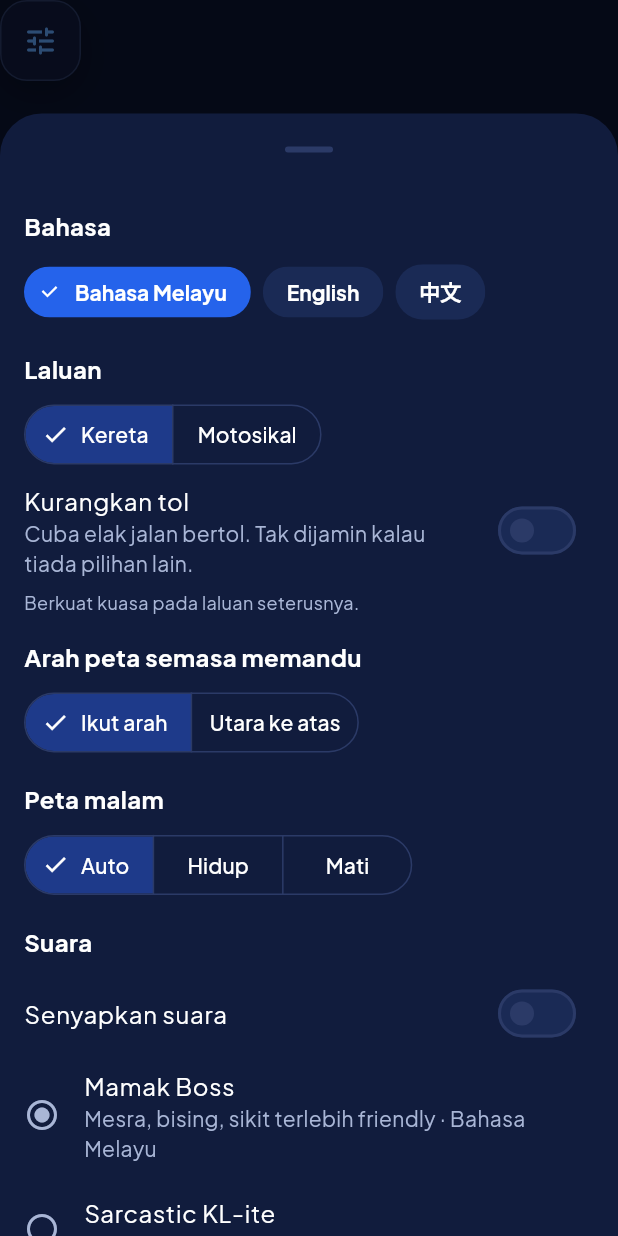
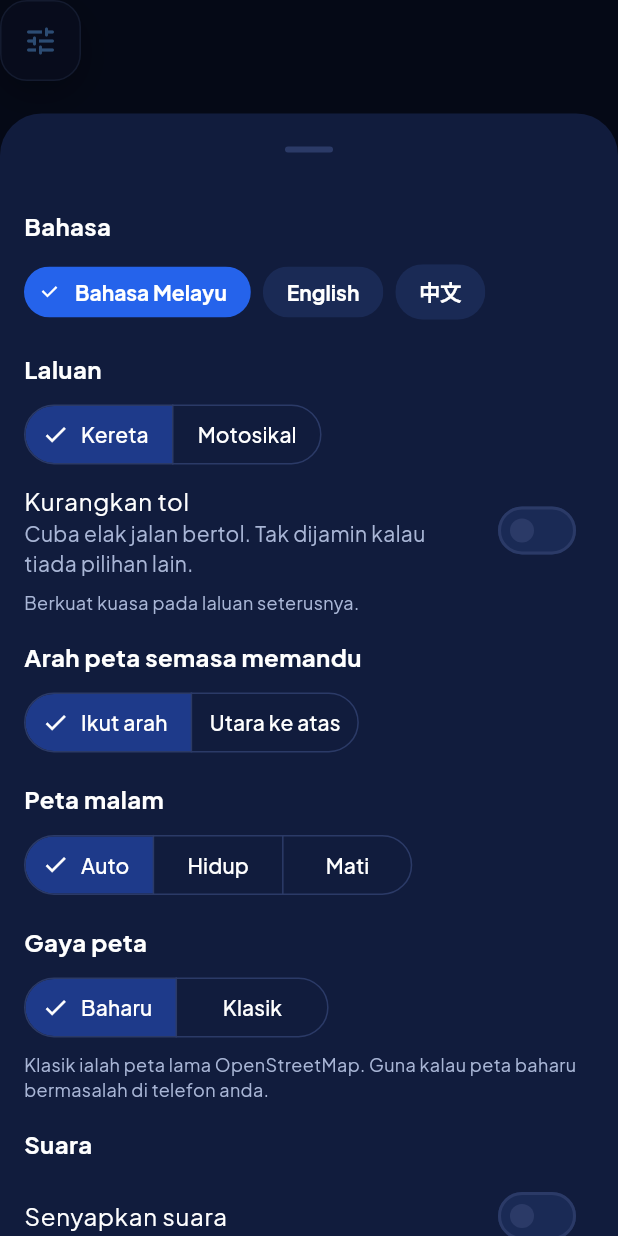
Before and after one commit to cng605568-art/jomlah, a Flutter app: the SettingsButton widget shown alone on an empty page, opened directly, after a tap on the "tune" icon, on a phone screen of 412 x 824 dp. Run offline on Flutter 3.47's test engine with Material 3 defaults, Android fonts, the phone set to English and light mode, and no system bars; our stand-ins replace flutter_map, flutter_riverpod, flutter_tts, geolocator, latlong2, permission_handler and 3 more; missing offline and left inert: flutter_map_vector_tiles; accounts and stored records are empty.

Commit message:
Vector map: OpenFreeMap tiles with a real dark night style
- flutter_map 8.3 and flutter_map_vector_tiles 2.10 (lockfile from CI)
- Day: OpenFreeMap Liberty; night: Fiord (dark slate blue, clearer roads than Dark)
- Our own theme id per style and language: all OpenFreeMap styles share one,
  so night could otherwise reuse day tiles from the finished-tile cache
- Labels upright when the map turns, and in the app's language where OSM has it
- Classic OSM tiles stay: Settings > Map style, and automatic fallback when the
  style cannot be read (retried when the app comes back to the front)
- Credit names OpenFreeMap, OpenMapTiles and OpenStreetMap

Co-Authored-By: Claude Opus 5.5 <noreply@anthropic.com>
Claude-Session: https://claude.ai/code/session_01TcBcZoTn2PeeH7SHMLn72M

```diff
--- a/lib/core/l10n/strings.dart
+++ b/lib/core/l10n/strings.dart
@@ -256,6 +256,14 @@ class AppStrings {
   String get auto => _t(('Auto', 'Auto', '自动'));
   String get on => _t(('Hidup', 'On', '开'));
   String get off => _t(('Mati', 'Off', '关'));
+  String get mapStyle => _t(('Gaya peta', 'Map style', '地图样式'));
+  String get mapNew => _t(('Baharu', 'New', '新版'));
+  String get mapClassic => _t(('Klasik', 'Classic', '经典'));
+  String get mapStyleHint => _t((
+        'Klasik ialah peta lama OpenStreetMap. Guna kalau peta baharu bermasalah di telefon anda.',
+        'Classic is the old OpenStreetMap map. Use it if the new map misbehaves on your phone.',
+        '经典是旧版 OpenStreetMap 地图。如果新版地图在你的手机上有问题，可以改用它。',
+      ));
   String get voice => _t(('Suara', 'Voice', '语音'));
   String get muteVoice => _t(('Senyapkan suara', 'Mute voice', '静音'));
   String get voiceNeedsTts => _t((
--- a/lib/features/settings/presentation/settings_button.dart
+++ b/lib/features/settings/presentation/settings_button.dart
@@ -148,6 +148,22 @@ class SettingsButton extends ConsumerWidget {
                             ref.read(nightModeProvider.notifier).set(s.first),
                       ),
                     ),
+                    _Heading(s.mapStyle),
+                    Padding(
+                      padding: const EdgeInsets.symmetric(horizontal: 16),
+                      child: SegmentedButton<MapLook>(
+                        segments: [
+                          ButtonSegment(value: MapLook.vector, label: Text(s.mapNew)),
+                          ButtonSegment(value: MapLook.classic, label: Text(s.mapClassic)),
+                        ],
+                        selected: {ref.watch(mapLookProvider)},
+                        onSelectionChanged: (s) => ref.read(mapLookProvider.notifier).set(s.first),
+                      ),
+                    ),
+                    Padding(
+                      padding: const EdgeInsets.fromLTRB(16, 6, 16, 0),
+                      child: Text(s.mapStyleHint, style: const TextStyle(fontSize: 12, color: AppColors.textMuted)),
+                    ),
                     if (!kDemoMode) ...[
                       _Heading(s.liveTraffic),
                       SwitchListTile(
--- a/pubspec.yaml
+++ b/pubspec.yaml
@@ -13,7 +13,8 @@ dependencies:
     sdk: flutter
   speech_to_text: ^7.3.0 # voice reports: the phone's own speech recogniser
   flutter_riverpod: ^2.5.1
-  flutter_map: ^7.0.2
+  flutter_map: ^8.2.0
+  flutter_map_vector_tiles: ^2.10.1
   latlong2: ^0.9.1
   geolocator: ^13.0.1
   uuid: ^4.5.1
```
Also changed, not shown: lib/features/map/application/map_style_provider.dart (+22 -0 lines), lib/features/map/application/vector_style.dart (added, +60 -0 lines), lib/features/map/presentation/map_screen.dart (+52 -14 lines), pubspec.lock, 1 other file.
